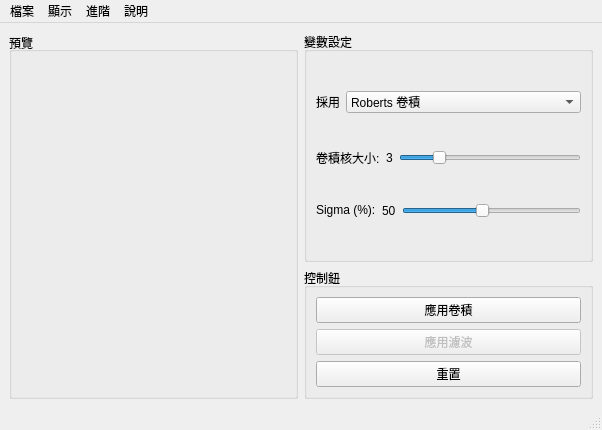
This is SE-342/assignments/ass1/src/ConvolutionExample/mainwindow.ui in yepengpeng-1/2019-2020-autumn-semester as Qt 5 draws it before an edit. The edited form follows.
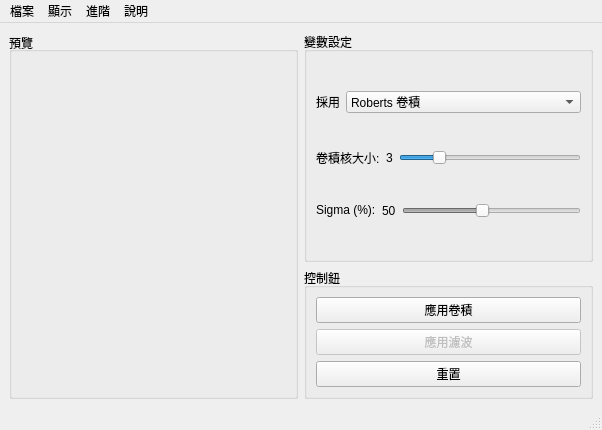
This is the edited form.

```diff
--- a/SE-342/assignments/ass1/src/ConvolutionExample/mainwindow.ui
+++ b/SE-342/assignments/ass1/src/ConvolutionExample/mainwindow.ui
@@ -206,6 +206,9 @@
            </item>
            <item>
             <widget class="QSlider" name="sigmaSizeSlider">
+             <property name="enabled">
+              <bool>false</bool>
+             </property>
              <property name="minimum">
               <number>10</number>
              </property>
```
